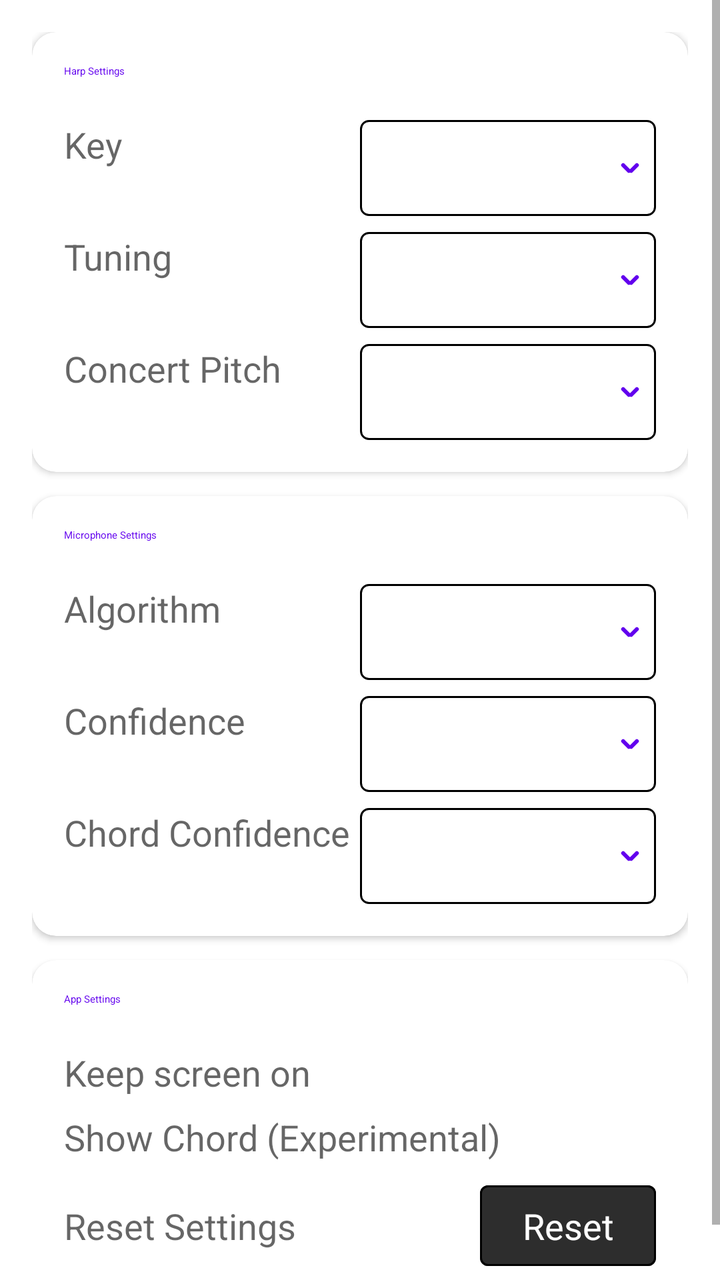
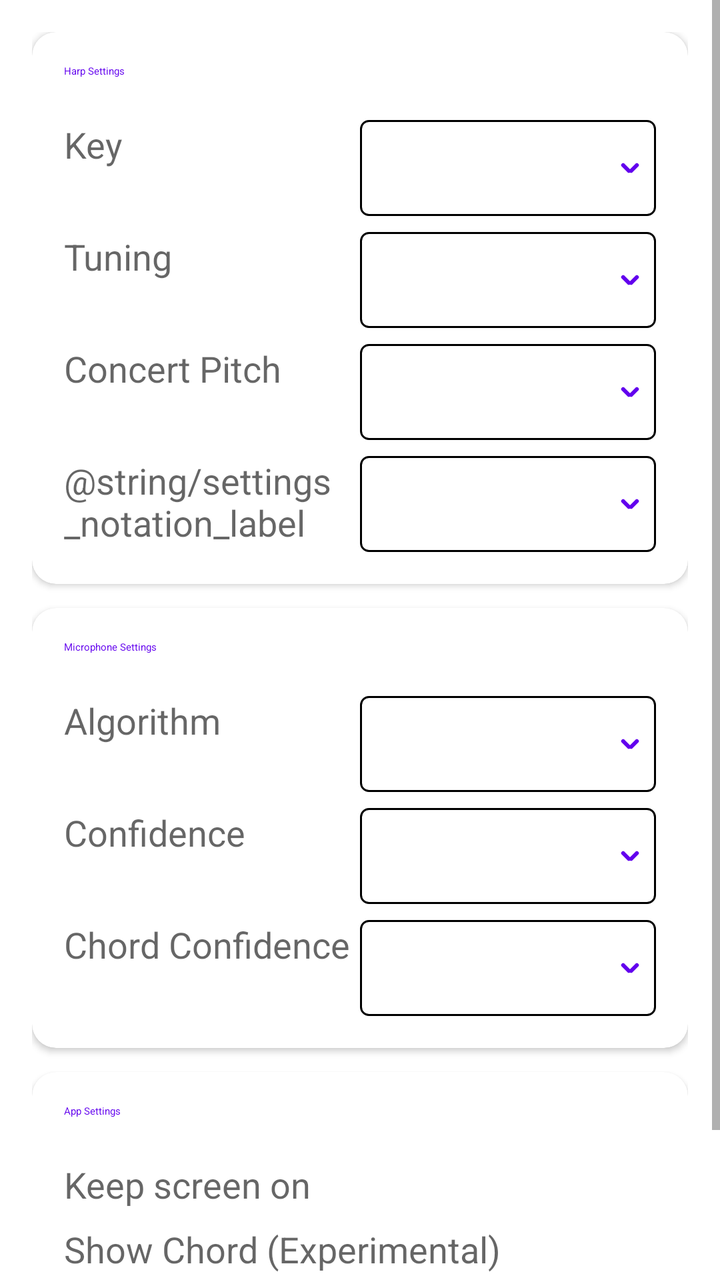

An Android layout rendered at two revisions. The XML below is the earlier revision; the diff shows what the commit changed to produce the second picture.
<!-- AndroidManifest.xml: fallback theme Theme.MaterialComponents.DayNight.NoActionBar -->
<!-- res/layout/fragment_settings.xml -->
<?xml version="1.0" encoding="utf-8"?>
<ScrollView xmlns:android="http://schemas.android.com/apk/res/android"
    xmlns:app="http://schemas.android.com/apk/res-auto"
    xmlns:tools="http://schemas.android.com/tools"
    android:layout_width="match_parent"
    android:layout_height="match_parent"
    android:fillViewport="true"
    tools:context=".view.android.SettingsFragment">

    <LinearLayout
        android:id="@+id/settings_container"
        android:layout_width="match_parent"
        android:layout_height="wrap_content"
        android:orientation="vertical"
        android:padding="@dimen/settings_padding">

        
        <com.google.android.material.card.MaterialCardView
            android:layout_width="match_parent"
            android:layout_height="wrap_content"
            android:layout_marginBottom="@dimen/settings_group_margin"
            app:cardCornerRadius="@dimen/settings_card_corner_radius"
            app:cardElevation="@dimen/settings_card_elevation">

            <LinearLayout
                android:layout_width="match_parent"
                android:layout_height="wrap_content"
                android:orientation="vertical"
                android:padding="@dimen/settings_padding">

                <TextView
                    android:layout_width="match_parent"
                    android:layout_height="wrap_content"
                    android:layout_marginBottom="@dimen/settings_header_margin"
                    android:text="@string/settings_harp_header"
                    android:textAppearance="?attr/textAppearanceHeadlineSmall"
                    android:textColor="?attr/colorPrimary" />

                <View
                    android:layout_width="match_parent"
                    android:layout_height="@dimen/settings_divider_height"
                    android:layout_marginBottom="@dimen/settings_item_margin"
                    android:background="?attr/colorOutline" />

                
                <LinearLayout
                    android:layout_width="match_parent"
                    android:layout_height="wrap_content"
                    android:layout_marginBottom="@dimen/settings_item_margin"
                    android:orientation="horizontal">

                    <TextView
                        android:id="@+id/settings_key_label"
                        android:layout_width="0dp"
                        android:layout_height="wrap_content"
                        android:layout_weight="1"
                        android:text="@string/settings_key_label"
                        android:textAppearance="?android:attr/textAppearanceMedium" />

                    <Spinner
                        android:id="@+id/settings_key_list"
                        style="@style/ModernSpinner"
                        android:layout_width="0dp"
                        android:layout_height="wrap_content"
                        android:layout_weight="1"
                        android:minHeight="48dp"
                        android:spinnerMode="dropdown" />
                </LinearLayout>

                
                <LinearLayout
                    android:layout_width="match_parent"
                    android:layout_height="wrap_content"
                    android:layout_marginBottom="@dimen/settings_item_margin"
                    android:orientation="horizontal">

                    <TextView
                        android:id="@+id/settings_tune_label"
                        android:layout_width="0dp"
                        android:layout_height="wrap_content"
                        android:layout_weight="1"
                        android:text="@string/settings_tune_label"
                        android:textAppearance="?android:attr/textAppearanceMedium" />

                    <Spinner
                        android:id="@+id/settings_tune_list"
                        style="@style/ModernSpinner"
                        android:layout_width="0dp"
                        android:layout_height="wrap_content"
                        android:layout_weight="1"
                        android:minHeight="48dp"
                        android:spinnerMode="dropdown" />
                </LinearLayout>

                
                <LinearLayout
                    android:layout_width="match_parent"
                    android:layout_height="wrap_content"
                    android:orientation="horizontal">

                    <TextView
                        android:id="@+id/settings_pitches_label"
                        android:layout_width="0dp"
                        android:layout_height="wrap_content"
                        android:layout_weight="1"
                        android:text="@string/settings_pitches_label"
                        android:textAppearance="?android:attr/textAppearanceMedium" />

                    <Spinner
                        android:id="@+id/settings_pitches_list"
                        style="@style/ModernSpinner"
                        android:layout_width="0dp"
                        android:layout_height="wrap_content"
                        android:layout_weight="1"
                        android:minHeight="48dp"
                        android:spinnerMode="dropdown" />
                </LinearLayout>
            </LinearLayout>
        </com.google.android.material.card.MaterialCardView>

        
        <com.google.android.material.card.MaterialCardView
            android:layout_width="match_parent"
            android:layout_height="wrap_content"
            android:layout_marginBottom="@dimen/settings_group_margin"
            app:cardCornerRadius="@dimen/settings_card_corner_radius"
            app:cardElevation="@dimen/settings_card_elevation">

            <LinearLayout
                android:layout_width="match_parent"
                android:layout_height="wrap_content"
                android:orientation="vertical"
                android:padding="@dimen/settings_padding">

                <TextView
                    android:layout_width="match_parent"
                    android:layout_height="wrap_content"
                    android:layout_marginBottom="@dimen/settings_header_margin"
                    android:text="@string/settings_microphone_header"
                    android:textAppearance="?attr/textAppearanceHeadlineSmall"
                    android:textColor="?attr/colorPrimary" />

                <View
                    android:layout_width="match_parent"
                    android:layout_height="@dimen/settings_divider_height"
                    android:layout_marginBottom="@dimen/settings_item_margin"
                    android:background="?attr/colorOutline" />

                
                <LinearLayout
                    android:layout_width="match_parent"
                    android:layout_height="wrap_content"
                    android:layout_marginBottom="@dimen/settings_item_margin"
                    android:orientation="horizontal">

                    <TextView
                        android:id="@+id/settings_alog_label"
                        android:layout_width="0dp"
                        android:layout_height="wrap_content"
                        android:layout_weight="1"
                        android:text="@string/settings_algo_label"
                        android:textAppearance="?android:attr/textAppearanceMedium" />

                    <Spinner
                        android:id="@+id/settings_algo_list"
                        style="@style/ModernSpinner"
                        android:layout_width="0dp"
                        android:layout_height="wrap_content"
                        android:layout_weight="1"
                        android:minHeight="48dp"
                        android:spinnerMode="dropdown" />
                </LinearLayout>

                
                <LinearLayout
                    android:layout_width="match_parent"
                    android:layout_height="wrap_content"
                    android:layout_marginBottom="@dimen/settings_item_margin"
                    android:orientation="horizontal">

                    <TextView
                        android:id="@+id/settings_conf_label"
                        android:layout_width="0dp"
                        android:layout_height="wrap_content"
                        android:layout_weight="1"
                        android:text="@string/settings_conf_label"
                        android:textAppearance="?android:attr/textAppearanceMedium" />

                    <Spinner
                        android:id="@+id/settings_conf_list"
                        style="@style/ModernSpinner"
                        android:layout_width="0dp"
                        android:layout_height="wrap_content"
                        android:layout_weight="1"
                        android:minHeight="48dp"
                        android:spinnerMode="dropdown" />
                </LinearLayout>

                
                <LinearLayout
                        android:layout_width="match_parent"
                        android:layout_height="wrap_content"
                        android:orientation="horizontal">

                    <TextView
                            android:id="@+id/settings_chord_conf_label"
                            android:layout_width="0dp"
                            android:layout_height="wrap_content"
                            android:layout_weight="1"
                            android:text="@string/settings_chord_conf_label"
                            android:textAppearance="?android:attr/textAppearanceMedium" />

                    <Spinner
                            android:id="@+id/settings_chord_conf_list"
                            style="@style/ModernSpinner"
                            android:layout_width="0dp"
                            android:layout_height="wrap_content"
                            android:layout_weight="1"
                            android:minHeight="48dp"
                            android:spinnerMode="dropdown" />
                </LinearLayout>
            </LinearLayout>
        </com.google.android.material.card.MaterialCardView>

        
        <com.google.android.material.card.MaterialCardView
            android:layout_width="match_parent"
            android:layout_height="wrap_content"
            app:cardCornerRadius="@dimen/settings_card_corner_radius"
            app:cardElevation="@dimen/settings_card_elevation">

            <LinearLayout
                android:layout_width="match_parent"
                android:layout_height="wrap_content"
                android:orientation="vertical"
                android:padding="@dimen/settings_padding">

                <TextView
                    android:layout_width="match_parent"
                    android:layout_height="wrap_content"
                    android:layout_marginBottom="@dimen/settings_header_margin"
                    android:text="@string/settings_app_header"
                    android:textAppearance="?attr/textAppearanceHeadlineSmall"
                    android:textColor="?attr/colorPrimary" />

                <View
                    android:layout_width="match_parent"
                    android:layout_height="@dimen/settings_divider_height"
                    android:layout_marginBottom="@dimen/settings_item_margin"
                    android:background="?attr/colorOutline" />

                
                <LinearLayout
                    android:layout_width="match_parent"
                    android:layout_height="wrap_content"
                    android:layout_marginBottom="@dimen/settings_item_margin"
                    android:orientation="horizontal">

                    <TextView
                        android:id="@+id/settings_screenlock_label"
                        android:layout_width="0dp"
                        android:layout_height="wrap_content"
                        android:layout_weight="1"
                        android:text="@string/settings_screenlock_label"
                        android:textAppearance="?android:attr/textAppearanceMedium" />

                    <com.google.android.material.materialswitch.MaterialSwitch
                        android:id="@+id/settings_screenlock"
                        android:layout_width="wrap_content"
                        android:layout_height="wrap_content"
                        android:minHeight="48dp"
                        android:showText="true" />
                </LinearLayout>

                
                <LinearLayout
                    android:layout_width="match_parent"
                    android:layout_height="wrap_content"
                    android:layout_marginBottom="@dimen/settings_item_margin"
                    android:orientation="horizontal">

                    <TextView
                        android:id="@+id/settings_show_chord_label"
                        android:layout_width="0dp"
                        android:layout_height="wrap_content"
                        android:layout_weight="1"
                        android:text="@string/show_chord_experimental"
                        android:textAppearance="?android:attr/textAppearanceMedium" />

                    <com.google.android.material.materialswitch.MaterialSwitch
                        android:id="@+id/settings_show_chord"
                        android:layout_width="wrap_content"
                        android:layout_height="wrap_content"
                        android:minHeight="48dp"
                        android:showText="true" />
                </LinearLayout>

                
                <LinearLayout
                    android:layout_width="match_parent"
                    android:layout_height="wrap_content"
                    android:orientation="horizontal">

                    <TextView
                        android:id="@+id/settings_reset_label"
                        android:layout_width="0dp"
                        android:layout_height="wrap_content"
                        android:layout_weight="1"
                        android:text="@string/settings_reset_label"
                        android:textAppearance="?android:attr/textAppearanceMedium" />

                    <Button
                        android:id="@+id/settings_reset_button"
                        style="@style/ModernButton"
                        android:layout_width="wrap_content"
                        android:layout_height="wrap_content"
                        android:text="@string/settings_reset_button"
                        android:textAppearance="?android:attr/textAppearanceMedium" />
                </LinearLayout>
            </LinearLayout>
        </com.google.android.material.card.MaterialCardView>
    </LinearLayout>
</ScrollView>
<!-- resources referenced by this layout -->
<resources>
  <dimen name="settings_card_corner_radius">12dp</dimen>
  <dimen name="settings_card_elevation">2dp</dimen>
  <dimen name="settings_divider_height">1dp</dimen>
  <dimen name="settings_group_margin">12dp</dimen>
  <dimen name="settings_header_margin">12dp</dimen>
  <dimen name="settings_item_margin">8dp</dimen>
  <dimen name="settings_padding">16dp</dimen>
  <string name="settings_algo_label">Algorithm</string>
  <string name="settings_app_header">App Settings</string>
  <string name="settings_chord_conf_label">Chord Confidence</string>
  <string name="settings_conf_label">Confidence</string>
  <string name="settings_harp_header">Harp Settings</string>
  <string name="settings_key_label">Key</string>
  <string name="settings_microphone_header">Microphone Settings</string>
  <string name="settings_pitches_label">Concert Pitch</string>
  <string name="settings_reset_button">Reset</string>
  <string name="settings_reset_label">Reset Settings</string>
  <string name="settings_screenlock_label">Keep screen on</string>
  <string name="settings_tune_label">Tuning</string>
  <string name="show_chord_experimental">Show Chord (Experimental)</string>
  <style name="ModernButton" parent="Widget.Material3.Button">
          <item name="android:textColor">@color/white</item>
          <item name="android:paddingStart">16dp</item>
          <item name="android:paddingEnd">16dp</item>
          <item name="android:paddingTop">8dp</item>
          <item name="android:paddingBottom">8dp</item>
          <item name="cornerRadius">4dp</item>
          <item name="backgroundTint">#2D2D2D</item>
          <item name="strokeColor">?attr/colorOutline</item>
          <item name="strokeWidth">1dp</item>
      </style>
  <style name="ModernSpinner" parent="Widget.AppCompat.Spinner">
          <item name="android:paddingStart">10dp</item>
          <item name="android:paddingEnd">10dp</item>
          <item name="android:paddingTop">4dp</item>
          <item name="android:paddingBottom">4dp</item>
          <item name="android:minWidth">100dp</item>
          <item name="android:background">@drawable/modern_spinner_background</item>
          <item name="android:popupBackground">?attr/colorSurface</item>
          <item name="android:dropDownSelector">?attr/colorControlHighlight</item>
      </style>
  <color name="white">#FFFFFFFF</color>
  <!-- drawable modern_spinner_background: vector/xml drawable (drawable, 2123 chars, omitted) -->
</resources>

<!-- the commit's change to res/layout/fragment_settings.xml (unified diff, before → after) -->
@@ -96,6 +96,7 @@
                 <LinearLayout
                     android:layout_width="match_parent"
                     android:layout_height="wrap_content"
+                    android:layout_marginBottom="@dimen/settings_item_margin"
                     android:orientation="horizontal">
 
                     <TextView
@@ -108,6 +109,30 @@
 
                     <Spinner
                         android:id="@+id/settings_pitches_list"
+                        style="@style/ModernSpinner"
+                        android:layout_width="0dp"
+                        android:layout_height="wrap_content"
+                        android:layout_weight="1"
+                        android:minHeight="48dp"
+                        android:spinnerMode="dropdown" />
+                </LinearLayout>
+
+                
+                <LinearLayout
+                    android:layout_width="match_parent"
+                    android:layout_height="wrap_content"
+                    android:orientation="horizontal">
+
+                    <TextView
+                        android:id="@+id/settings_notation_label"
+                        android:layout_width="0dp"
+                        android:layout_height="wrap_content"
+                        android:layout_weight="1"
+                        android:text="@string/settings_notation_label"
+                        android:textAppearance="?android:attr/textAppearanceMedium" />
+
+                    <Spinner
+                        android:id="@+id/settings_notation_list"
                         style="@style/ModernSpinner"
                         android:layout_width="0dp"
                         android:layout_height="wrap_content"
